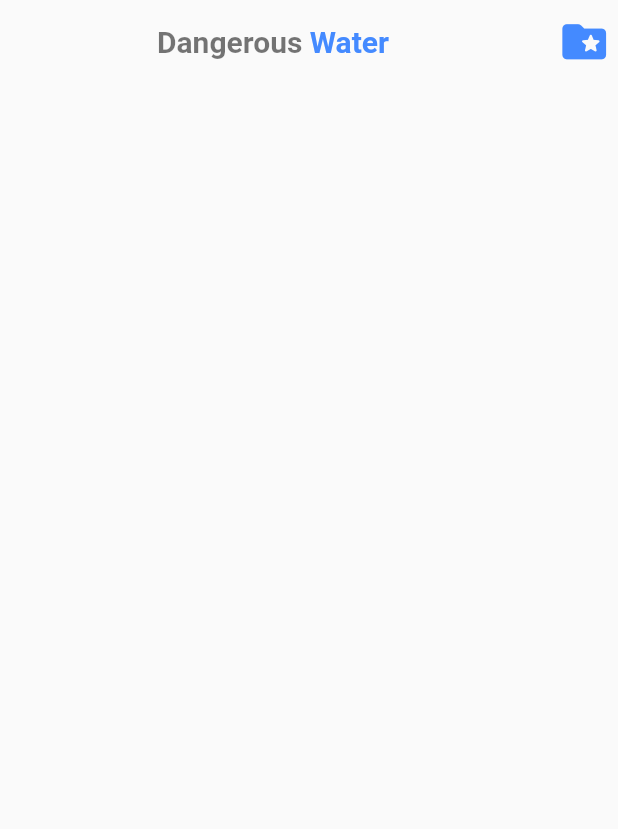
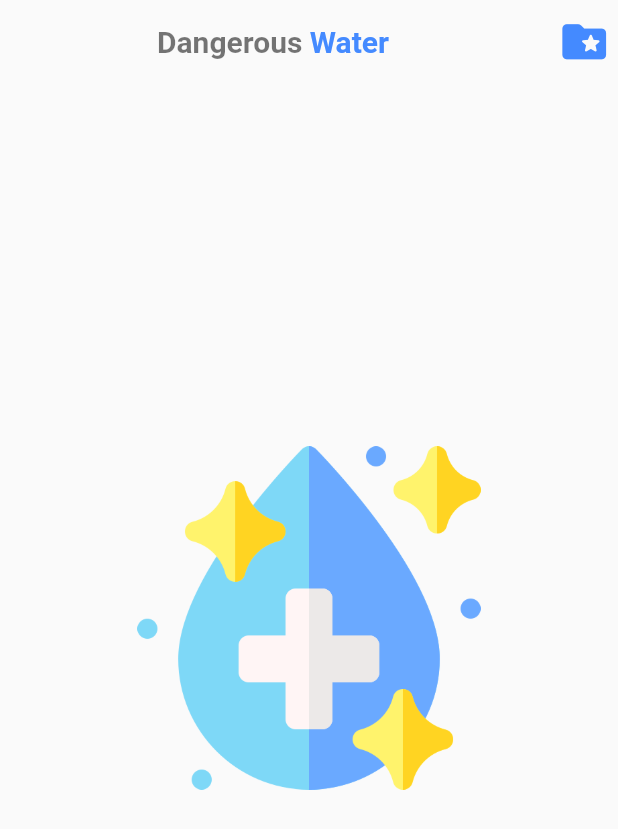
Before and after one commit to du2lee/water, a Flutter app: the screen it shows after launch, after a tap on the "folder special" icon, on a phone screen of 412 x 824 dp. Shown: the top 829 px of the screen. Run offline on Flutter 3.47's test engine with Material 2 defaults, Android fonts, the phone set to English and light mode, and no system bars; our stand-ins replace animated_splash_screen, flutter_screenutil, get; network calls fail.

Commit message:
대충 뷰 구현

```diff
--- a/lib/controllers/app_controller.dart
+++ b/lib/controllers/app_controller.dart
@@ -7,8 +7,11 @@ class AppController extends GetxService {
   static AppController get to => Get.find();
   String url = 'http://me.go.kr/home/web/index.do?menuId=10227';
 
+  RxList<String> result = RxList.empty(growable : true);
+  List<String> get getResult => result;
+
   Future<List<String>> scrapyManufacturer() async {
-    List<String> result = List.empty(growable : true);
+
     final response = await http.get(Uri.parse(url));
     dom.Document document = parse.parse(response.body);
 
@@ -29,9 +32,11 @@ class AppController extends GetxService {
 
     for (int i = 0 ; i < tr[0].length; i++){
       List data = tr[0][i].getElementsByClassName('al');
-      if (data[0].text == '먹는샘물' && data[1].text != '전체')
-        result.add(data[1].text);
+      result.add(data[1].text);
+      // if (data[0].text == '먹는샘물' && data[1].text != '전체')
+      //   result.add(data[1].text);
     }
+    print(result);
     return result;
   }
 }
--- a/lib/views/main.dart
+++ b/lib/views/main.dart
@@ -1,4 +1,5 @@
 import 'package:flutter/material.dart';
+import 'package:flutter_screenutil/flutter_screenutil.dart';
 import 'package:get/get.dart';
 import 'package:water/components/customHomeAppbar.dart';
 import 'package:water/controllers/app_controller.dart';
@@ -17,11 +18,34 @@ class DirtyWater extends GetView<AppController> {
                 icon: const Icon(Icons.folder_special_rounded,
                     size: 35.0, color: Colors.blueAccent),
                 onPressed: () {
-                  // Get.toNamed('/favorites');
                   controller.scrapyManufacturer();
                 })
           ]),
       extendBodyBehindAppBar: true,
+      body: Obx((() {
+        if (controller.getResult.isEmpty)
+          return Center(child:
+            Image.asset('assets/images/safeWater.png', width: 200.w, height: 200.h),);
+        else
+          return ListView.separated(
+            itemCount: controller.getResult.length,
+            itemBuilder: (context, index) {
+              return _ItemWidget();
+            },
+            separatorBuilder: ((context, index) {
+              return const Divider();
+            }),
+          );
+      })),
     );
   }
+
+  Widget _ItemWidget(){
+    return ListTile(
+      leading: const Icon(Icons.location_city),
+      title: Text('Test 입니다.'),
+      subtitle: Text('안녕하세요')
+    );
+  }
+
 }
```
Also changed, not shown: assets/images/safeWater.png (added).
